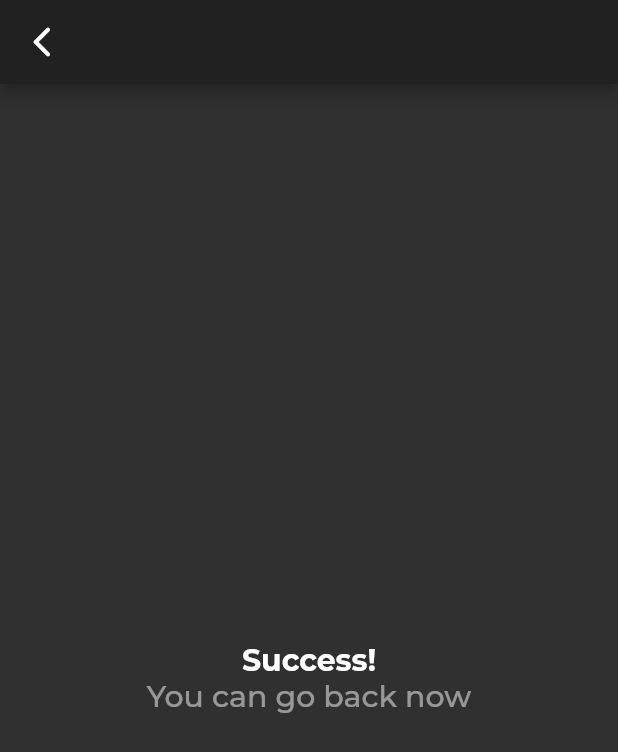
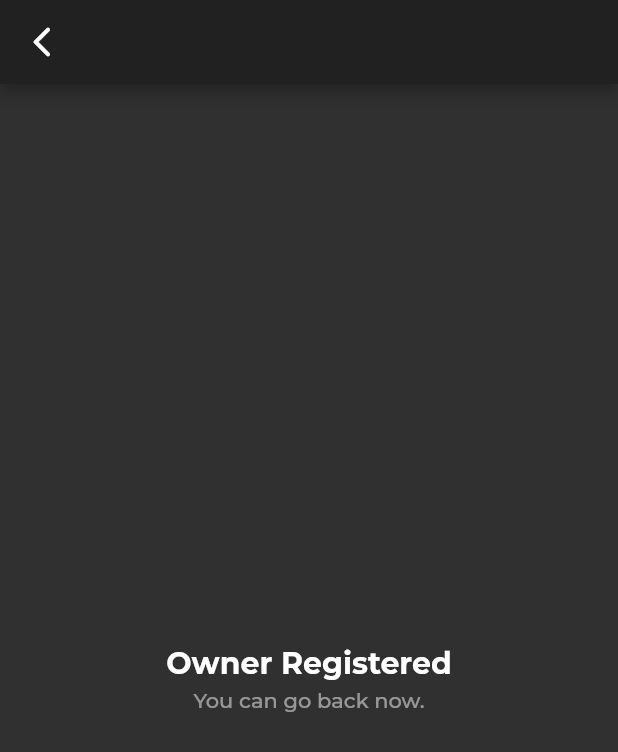
Before and after one commit to amoghsr/smarty, a Flutter app: the Loading screen opened directly, on a phone screen of 412 x 824 dp. Shown: the top 752 px of the screen. Run offline on Flutter 3.47's test engine with Material 2 defaults, Android fonts, the phone set to English and light mode, and no system bars; our stand-ins replace cloud_firestore, firebase_auth, firebase_database, fl_chart, flutter_icons, flutter_local_notifications and 6 more; missing offline and left inert: get_version; accounts and stored records are empty; network calls fail; statements that could not run were skipped.

Commit message:
Minor changes

```diff
--- a/lib/screens/home_manager/register_homeowner.dart
+++ b/lib/screens/home_manager/register_homeowner.dart
@@ -16,7 +16,7 @@ class _RegisterHomeOwnerState extends State<RegisterHomeOwner> {
   String error = '';
   bool loading = false;
 
-  // text field state
+  // Text field state
   String name = '';
   String email = '';
   String password = '';
@@ -116,6 +116,9 @@ class _RegisterHomeOwnerState extends State<RegisterHomeOwner> {
                   SizedBox(
                     height: 40.0,
                   ),
+
+                  //TODO: Add layout page using Provider which carries information forward from this page to the next
+
                   RaisedButton(
                     padding: EdgeInsets.symmetric(
                       horizontal: 80,
@@ -148,6 +151,7 @@ class _RegisterHomeOwnerState extends State<RegisterHomeOwner> {
                       borderRadius: BorderRadius.circular(50.0),
                     ),
                   ),
+
                   SizedBox(height: 12.0),
                   Text(
                     error,
--- a/lib/screens/home_manager/user_registered.dart
+++ b/lib/screens/home_manager/user_registered.dart
@@ -16,19 +16,20 @@ class Loading extends StatelessWidget {
                 height: 25,
               ),
               Text(
-                'Success!',
+                'Owner Registered',
                 style: TextStyle(
                   fontWeight: FontWeight.w700,
                   fontSize: 20,
                 ),
               ),
+              SizedBox(height: 4,),
               Opacity(
                 opacity: 0.5,
                 child: Text(
-                  'You can go back now',
+                  'You can go back now.',
                   style: TextStyle(
                     fontWeight: FontWeight.w500,
-                    fontSize: 20,
+                    fontSize: 14,
                   ),
                 ),
               ),
```
